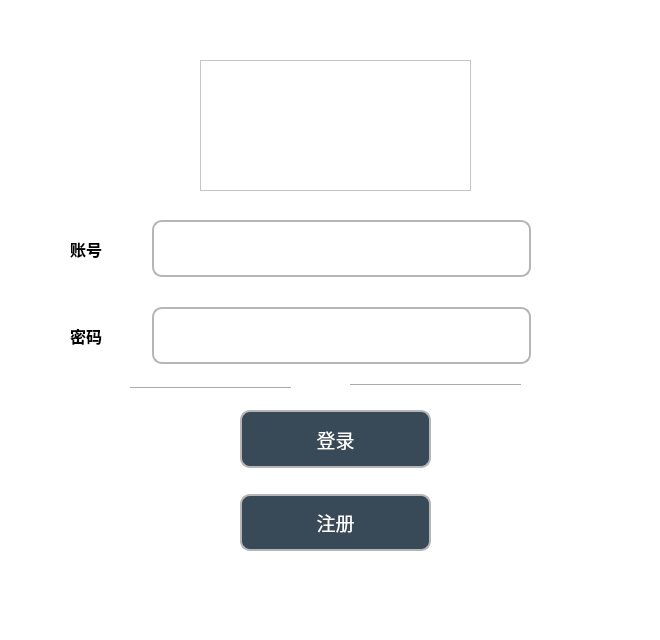
trv3wood/AccountSystem-Demo, file mainwindow.ui: the form before one commit.
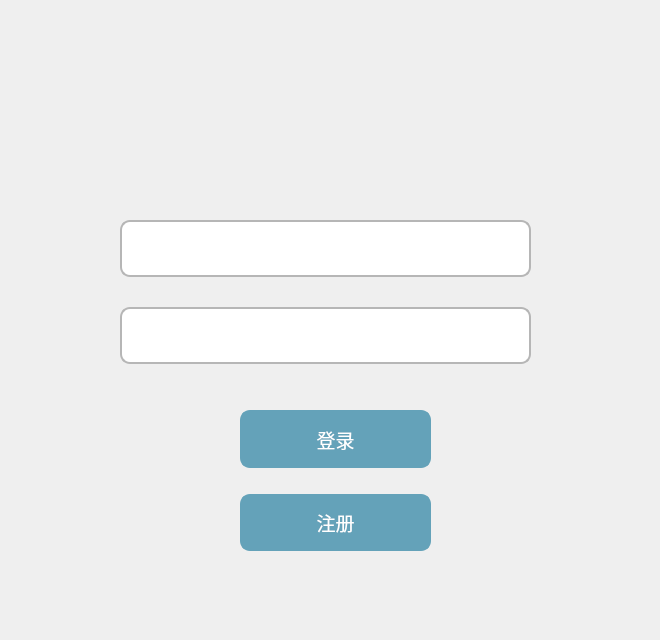
The form after the commit. Icons and pictures are not drawn.

Diff of the .ui file:
```diff
--- a/mainwindow.ui
+++ b/mainwindow.ui
@@ -34,36 +34,8 @@
   </property>
   <widget class="QWidget" name="centralwidget">
    <property name="styleSheet">
-    <string notr="true">background-color: rgb(255, 255, 255);
-
-</string>
+    <string notr="true"/>
    </property>
-   <widget class="Line" name="line">
-    <property name="geometry">
-     <rect>
-      <x>130</x>
-      <y>380</y>
-      <width>161</width>
-      <height>16</height>
-     </rect>
-    </property>
-    <property name="orientation">
-     <enum>Qt::Horizontal</enum>
-    </property>
-   </widget>
-   <widget class="Line" name="line_2">
-    <property name="geometry">
-     <rect>
-      <x>350</x>
-      <y>370</y>
-      <width>171</width>
-      <height>31</height>
-     </rect>
-    </property>
-    <property name="orientation">
-     <enum>Qt::Horizontal</enum>
-    </property>
-   </widget>
    <widget class="QWidget" name="layoutWidget">
     <property name="geometry">
      <rect>
@@ -95,25 +67,6 @@
      <property name="bottomMargin">
       <number>0</number>
      </property>
-     <item row="0" column="0">
-      <widget class="QLabel" name="labelAccount">
-       <property name="sizePolicy">
-        <sizepolicy hsizetype="Expanding" vsizetype="Expanding">
-         <horstretch>0</horstretch>
-         <verstretch>0</verstretch>
-        </sizepolicy>
-       </property>
-       <property name="font">
-        <font>
-         <pointsize>12</pointsize>
-         <bold>true</bold>
-        </font>
-       </property>
-       <property name="text">
-        <string>账号</string>
-       </property>
-      </widget>
-     </item>
      <item row="0" column="1">
       <widget class="QLineEdit" name="idInput">
        <property name="sizePolicy">
@@ -141,28 +94,6 @@
        </property>
       </widget>
      </item>
-     <item row="1" column="0">
-      <widget class="QLabel" name="labelPasswd">
-       <property name="sizePolicy">
-        <sizepolicy hsizetype="Expanding" vsizetype="Expanding">
-         <horstretch>0</horstretch>
-         <verstretch>0</verstretch>
-        </sizepolicy>
-       </property>
-       <property name="font">
-        <font>
-         <pointsize>12</pointsize>
-         <bold>true</bold>
-        </font>
-       </property>
-       <property name="styleSheet">
-        <string notr="true"/>
-       </property>
-       <property name="text">
-        <string>密码</string>
-       </property>
-      </widget>
-     </item>
      <item row="1" column="1">
       <widget class="QLineEdit" name="passwdInput">
        <property name="sizePolicy">
@@ -223,11 +154,12 @@
        </property>
        <property name="styleSheet">
         <string notr="true">QPushButton {
+	background-color: rgb(100, 162, 185);
 	color: rgb(56, 74, 87);
 	color: rgb(59, 76, 89);
-    border: 2px solid #b6b6b6; /* 设置边框宽度和颜色 */
+    border: 2px solid #64a2b9; /* 设置边框宽度和颜色 */
     border-radius: 10px;       /* 设置边框圆角的半径 */
-    background-color: #384a57 ; /* 设置背景色 */
+    background-color:#64a2b9; /* 设置背景色 */
     color: white;              /* 设置文本颜色 */
     padding: 5px;              /* 设置内边距，保持文本与边框的距离 */
 }</string>
@@ -258,11 +190,12 @@
        </property>
        <property name="styleSheet">
         <string notr="true">QPushButton {
+	background-color: rgb(100, 162, 185);
 	color: rgb(56, 74, 87);
 	color: rgb(59, 76, 89);
-    border: 2px solid #b6b6b6; /* 设置边框宽度和颜色 */
+    border: 2px solid #64a2b9; /* 设置边框宽度和颜色 */
     border-radius: 10px;       /* 设置边框圆角的半径 */
-    background-color: #384a57 ; /* 设置背景色 */
+    background-color:#64a2b9; /* 设置背景色 */
     color: white;              /* 设置文本颜色 */
     padding: 5px;              /* 设置内边距，保持文本与边框的距离 */
 }</string>
@@ -274,25 +207,6 @@
      </item>
     </layout>
    </widget>
-   <widget class="QFrame" name="frame">
-    <property name="geometry">
-     <rect>
-      <x>200</x>
-      <y>60</y>
-      <width>271</width>
-      <height>131</height>
-     </rect>
-    </property>
-    <property name="styleSheet">
-     <string notr="true">border-image: url(:/resources/bank.jpg);</string>
-    </property>
-    <property name="frameShape">
-     <enum>QFrame::StyledPanel</enum>
-    </property>
-    <property name="frameShadow">
-     <enum>QFrame::Raised</enum>
-    </property>
-   </widget>
   </widget>
   <widget class="QMenuBar" name="menubar">
    <property name="geometry">
```
Left out of the diff: 4 changed lines with no effect on the pictures.
